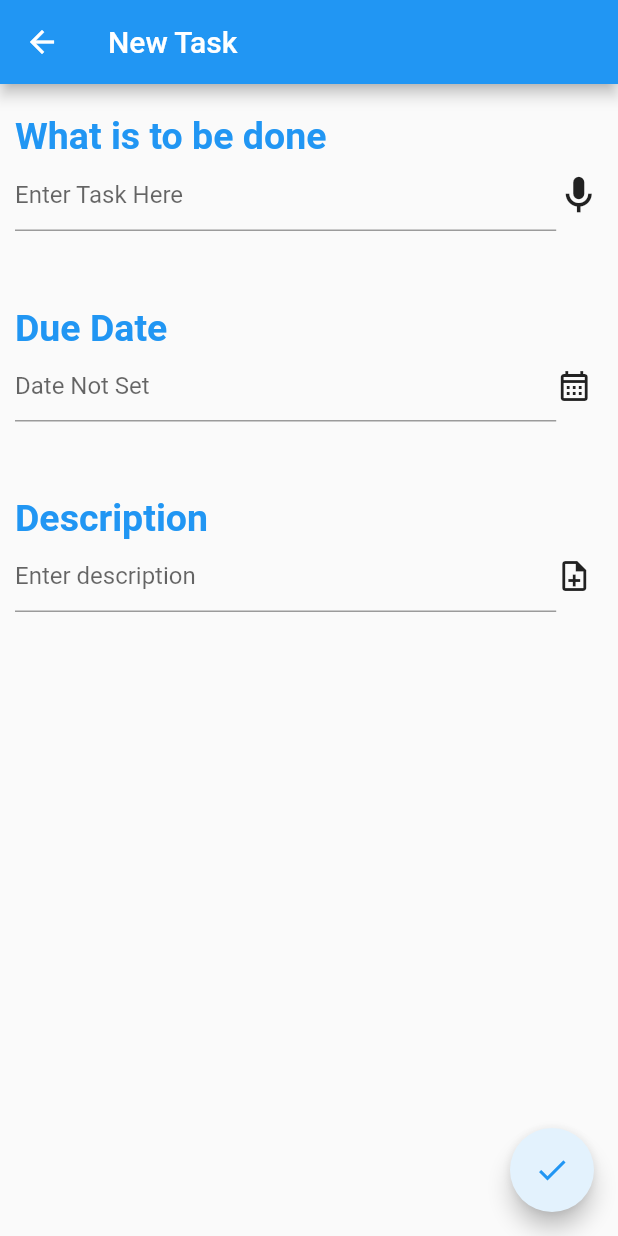
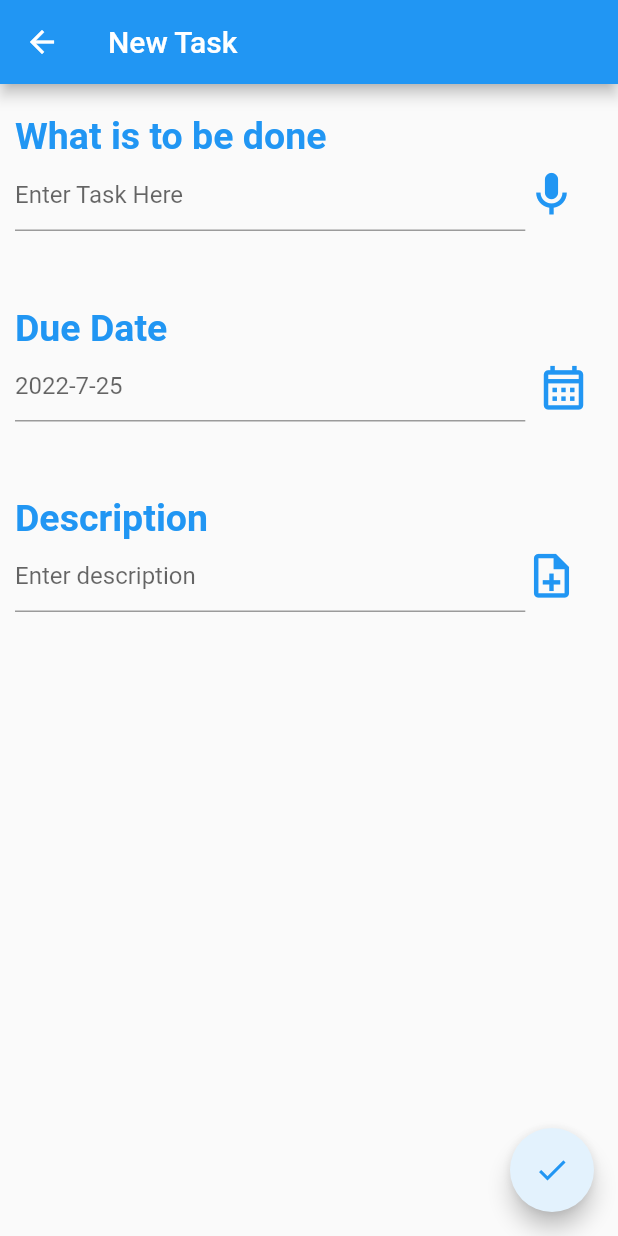
Before and after one commit to kaizer111/ToDo_App, a Flutter app: the screen it shows after launch, after a tap on the "add" icon, on a phone screen of 412 x 824 dp. Run offline on Flutter 3.47's test engine with Material 2 defaults, Android fonts, the phone set to English and light mode, and no system bars.

Commit message:
working calender with dates

```diff
--- /dev/null
+++ b/lib/Controller/DatetimeController.dart
@@ -0,0 +1,12 @@
+import 'package:flutter/material.dart';
+
+class DatetimeController extends ChangeNotifier {
+  DateTime _selecteddate = DateTime.now();
+
+  DateTime get selecteddate => _selecteddate;
+
+  set selecteddate(DateTime value) {
+    _selecteddate = value;
+    notifyListeners();
+  }
+}
--- a/lib/Screens/NewTask.dart
+++ b/lib/Screens/NewTask.dart
@@ -1,11 +1,12 @@
 import 'package:flutter/material.dart';
+import 'package:provider/provider.dart';
+import 'package:routine/Controller/DatetimeController.dart';
 import 'package:routine/Screens/HomePage.dart';
 
 class NewTask extends StatelessWidget {
-
-
   @override
   Widget build(BuildContext context) {
+    final datetimeController= Provider.of<DatetimeController>(context);
     return Scaffold(
       appBar: AppBar(
         title: Text('New Task'),
@@ -15,13 +16,18 @@ class NewTask extends StatelessWidget {
         children: [
           Padding(
             padding: const EdgeInsets.fromLTRB(10, 20, 1, 1),
-            child: Text('What is to be done',style: TextStyle(fontSize: 25,fontWeight: FontWeight.bold,color: Colors.blue),),
+            child: Text(
+              'What is to be done',
+              style: TextStyle(
+                  fontSize: 25,
+                  fontWeight: FontWeight.bold,
+                  color: Colors.blue),
+            ),
           ),
-
           Row(
             children: [
               SizedBox(
-                width:  MediaQuery.of(context).size.width*0.9,
+                width: MediaQuery.of(context).size.width * 0.85,
                 child: Padding(
                   padding: const EdgeInsets.only(left: 10),
                   child: TextFormField(
@@ -35,7 +41,11 @@ class NewTask extends StatelessWidget {
                   ),
                 ),
               ),
-              Icon(Icons.mic_outlined,size: 30),
+              Icon(
+                Icons.mic_outlined,
+                size: 35,
+                color: Colors.blue,
+              ),
             ],
           ),
           SizedBox(
@@ -43,53 +53,93 @@ class NewTask extends StatelessWidget {
           ),
           Padding(
             padding: const EdgeInsets.only(left: 10),
-            child: Text('Due Date',style: TextStyle(fontSize: 25,fontWeight: FontWeight.bold,color: Colors.blue),),
+            child: Text(
+              'Due Date',
+              style: TextStyle(
+                  fontSize: 25,
+                  fontWeight: FontWeight.bold,
+                  color: Colors.blue),
+            ),
           ),
           Row(
             children: [
               SizedBox(
-                width:  MediaQuery.of(context).size.width*0.9,
+                width: MediaQuery.of(context).size.width * 0.85,
                 child: Padding(
                   padding: const EdgeInsets.only(left: 10),
                   child: TextFormField(
+                    readOnly: true,
                     decoration: InputDecoration(
-                      hintText: 'Date Not Set',
+                      hintText: '${datetimeController.selecteddate.year}-${datetimeController.selecteddate.month}-${datetimeController.selecteddate.day}',
                       focusedBorder: UnderlineInputBorder(
-                        borderRadius: BorderRadius.circular(5),
-                        borderSide: BorderSide(width: 5),
+                        borderRadius: BorderRadius.circular(3),
+                        borderSide: BorderSide(width: 3),
                       ),
                     ),
                   ),
                 ),
               ),
-              Icon(Icons.calendar_month_outlined),
+              IconButton(
+                onPressed: () async {
+                  final scaffoldMessenger = ScaffoldMessenger.of(context);
+                  DateTime? selectedDate = await showDatePicker(
+                      context: context,
+                      initialDate: DateTime.now(),
+                      firstDate: DateTime.now(),
+                      lastDate: DateTime(2100));
+                  if(selectedDate==null){
+                    scaffoldMessenger.showSnackBar(SnackBar(content: const Text('No date selected',style: TextStyle(
+                      color: Colors.white
+                    ),)
+                    ,backgroundColor: Colors.red.shade300,));
+                  }
+                  else{
+                    datetimeController.selecteddate=selectedDate;
+                  }
+                },
+                icon: Icon(
+                  Icons.calendar_month_outlined,
+                  color: Colors.blue,
+                  size: 35,
+                ),
+              ),
             ],
           ),
           SizedBox(
             height: 50,
           ),
-          Padding(
+         const  Padding(
             padding: const EdgeInsets.only(left: 10),
-            child: Text('Description',style: TextStyle(fontWeight: FontWeight.bold,fontSize: 25,color: Colors.blue),),
+            child: Text(
+              'Description',
+              style: TextStyle(
+                  fontWeight: FontWeight.bold,
+                  fontSize: 25,
+                  color: Colors.blue),
+            ),
           ),
           Row(
             children: [
               SizedBox(
-                width:  MediaQuery.of(context).size.width*0.9,
+                width: MediaQuery.of(context).size.width * 0.85,
                 child: Padding(
                   padding: const EdgeInsets.only(left: 10),
                   child: TextFormField(
                     decoration: InputDecoration(
                       hintText: 'Enter description',
                       focusedBorder: UnderlineInputBorder(
-                        borderRadius: BorderRadius.circular(5),
-                        borderSide: BorderSide(width: 5),
+                        borderRadius: BorderRadius.circular(2),
+                        borderSide: BorderSide(width: 2),
                       ),
                     ),
                   ),
                 ),
               ),
-              Icon(Icons.note_add_outlined),
+              Icon(
+                Icons.note_add_outlined,
+                color: Colors.blue,
+                size: 35,
+              ),
             ],
           ),
         ],
@@ -97,9 +147,10 @@ class NewTask extends StatelessWidget {
       floatingActionButton: FloatingActionButton(
         backgroundColor: Colors.blue[50],
         onPressed: () {
-          Navigator.push(context, MaterialPageRoute(builder: (context)=> HomePage()));
+          Navigator.push(
+              context, MaterialPageRoute(builder: (context) => HomePage()));
         },
-        child: Icon(Icons.check_outlined,color: Colors.blue),
+        child: Icon(Icons.check_outlined, color: Colors.blue),
       ),
     );
   }
--- a/lib/main.dart
+++ b/lib/main.dart
@@ -1,4 +1,6 @@
 import 'package:flutter/material.dart';
+import 'package:provider/provider.dart';
+import 'package:routine/Controller/DatetimeController.dart';
 import 'package:routine/Screens/HomePage.dart';
 import 'package:routine/Screens/NewTask.dart';
 
@@ -11,8 +13,13 @@ class MyApp extends StatelessWidget {
 
   @override
   Widget build(BuildContext context) {
-    return MaterialApp(
-      home: HomePage(),debugShowCheckedModeBanner: false,
+    return MultiProvider(
+        providers: [
+          ChangeNotifierProvider(create: (context) => DatetimeController(),)
+        ],
+      child: MaterialApp(
+        home: HomePage(),debugShowCheckedModeBanner: false,
+      ),
     );
   }
 }
--- a/pubspec.yaml
+++ b/pubspec.yaml
@@ -29,6 +29,7 @@ environment:
 dependencies:
   flutter:
     sdk: flutter
+  provider: ^6.0.3
 
 
   # The following adds the Cupertino Icons font to your application.
```
Also changed, not shown: pubspec.lock.
